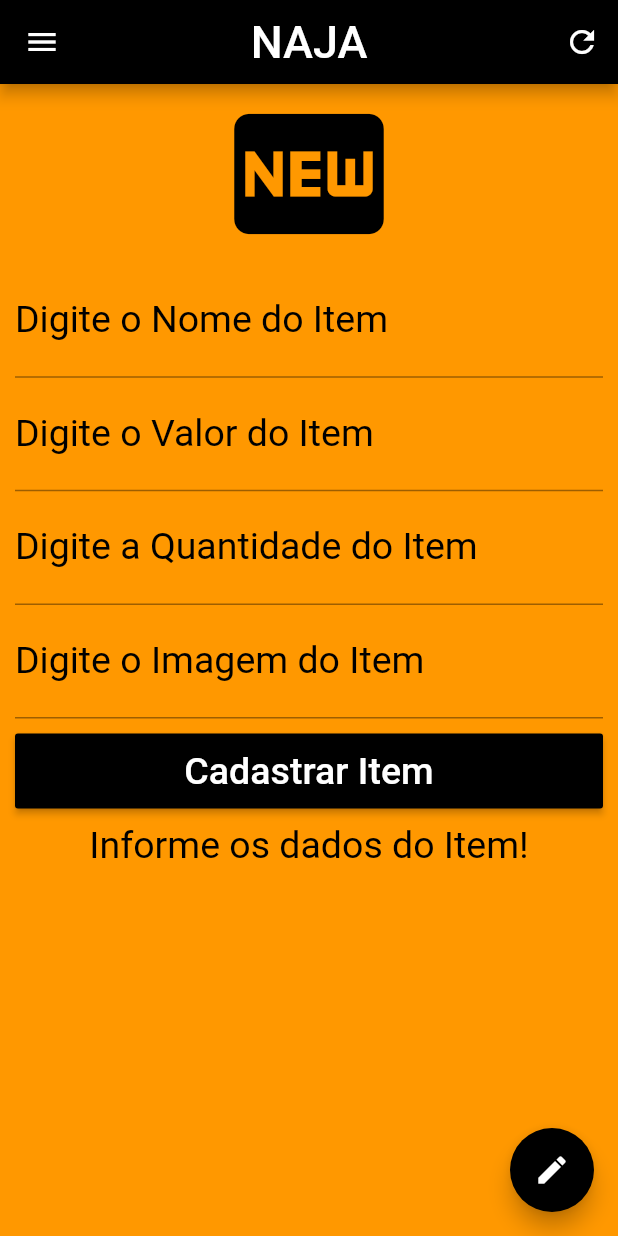
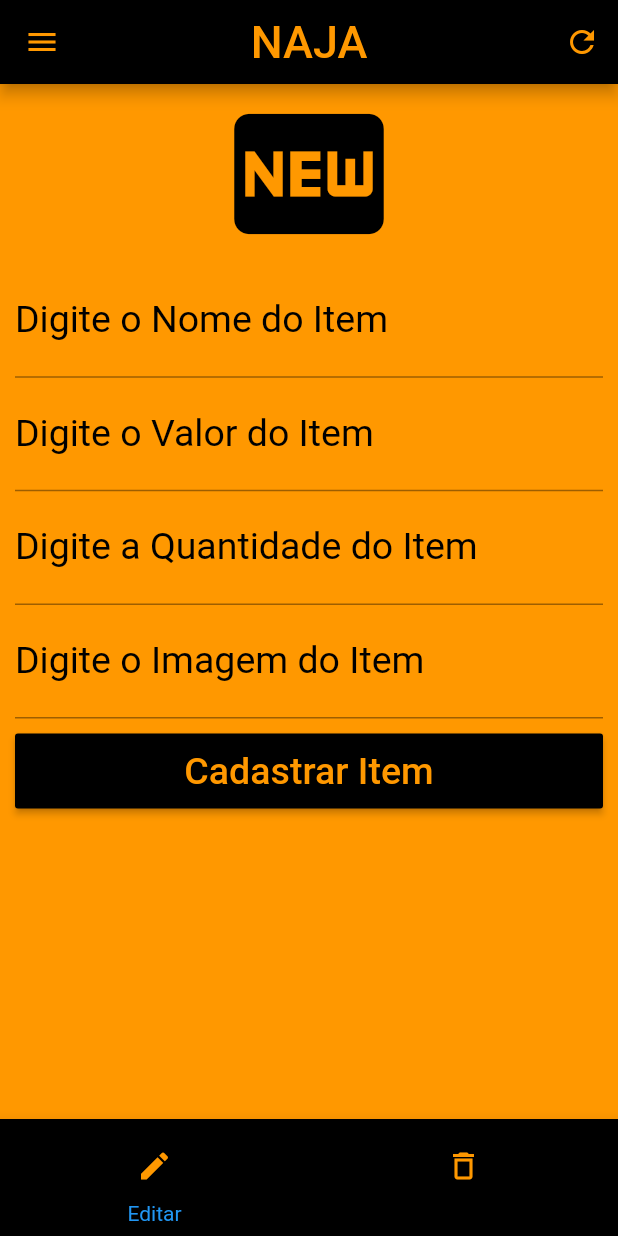
Before and after one commit to LuanC03/Naja-Flutter, a Flutter app: the Item screen opened directly, on a phone screen of 412 x 824 dp. Run offline on Flutter 3.47's test engine with Material 2 defaults, Android fonts, the phone set to English and light mode, and no system bars; Roboto replaces fonts that are missing (Arial Black).

Commit message:
novos botoes e link entre a pagina login para addItem

```diff
--- /dev/null
+++ b/lib/helpers/item_helper.dart
@@ -0,0 +1,3 @@
+import 'package:todo/models/item.dart';
+
+class ItemHelper {}
--- a/lib/main.dart
+++ b/lib/main.dart
@@ -2,7 +2,7 @@ import 'package:flutter/material.dart';
 
 void main() {
   runApp(MaterialApp(
-    home: Item(),
+    home: Login(),
     debugShowCheckedModeBanner: false,
   ));
 }
@@ -29,19 +29,31 @@ class _LoginState extends State<Login> {
     });
   }
 
-  void _entrar() {}
+  void _entrar(email, senha) {
+    Navigator.push(
+      context,
+      MaterialPageRoute(builder: (context) => AddItem()),
+    );
+  }
 
   @override
   Widget build(BuildContext context) {
     return Scaffold(
       appBar: AppBar(
         title: Text("NAJA",
-            style: TextStyle(fontSize: 30, fontFamily: "Arial Black")),
+            style: TextStyle(
+              fontSize: 30,
+              fontFamily: "Arial Black",
+              color: Colors.orange,
+            )),
         centerTitle: true,
         backgroundColor: Colors.black,
         actions: <Widget>[
           IconButton(
-            icon: Icon(Icons.refresh),
+            icon: Icon(
+              Icons.refresh,
+              color: Colors.orange,
+            ),
             onPressed: _resetFields,
           )
         ],
@@ -91,12 +103,12 @@ class _LoginState extends State<Login> {
                   child: RaisedButton(
                     onPressed: () {
                       if (_formKey.currentState.validate()) {
-                        _entrar();
+                        _entrar(emailController, passwordController);
                       }
                     },
                     child: Text(
                       "Entrar",
-                      style: TextStyle(color: Colors.white, fontSize: 25.0),
+                      style: TextStyle(color: Colors.orange, fontSize: 25.0),
                     ),
                     color: Colors.black,
                   ),
@@ -141,6 +153,163 @@ class _AddItemState extends State<AddItem> {
     });
   }
 
+  void _cadastrar(nome, valor, quantidade, imagem) {}
+
+  void _showMenu() {}
+
+  @override
+  Widget build(BuildContext context) {
+    return Scaffold(
+      appBar: AppBar(
+        leading: IconButton(
+          icon: Icon(
+            Icons.menu,
+            color: Colors.orange,
+          ),
+          onPressed: _showMenu,
+        ),
+        title: Text("NAJA",
+            style: TextStyle(
+              fontSize: 30,
+              fontFamily: "Arial Black",
+              color: Colors.orange,
+            )),
+        centerTitle: true,
+        backgroundColor: Colors.black,
+        actions: <Widget>[
+          IconButton(
+            icon: Icon(
+              Icons.refresh,
+              color: Colors.orange,
+            ),
+            onPressed: _resetFields,
+          )
+        ],
+      ),
+      backgroundColor: Colors.orange,
+      body: SingleChildScrollView(
+        padding: EdgeInsets.fromLTRB(10.0, 0.0, 10.0, 0.0),
+        child: Form(
+          key: _formKey,
+          child: Column(
+            crossAxisAlignment: CrossAxisAlignment.stretch,
+            children: <Widget>[
+              Icon(Icons.fiber_new, size: 120.0, color: Colors.black),
+              TextFormField(
+                keyboardType: TextInputType.text,
+                decoration: InputDecoration(
+                    labelText: "Digite o Nome do Item",
+                    labelStyle: TextStyle(color: Colors.black)),
+                textAlign: TextAlign.center,
+                style: TextStyle(color: Colors.black, fontSize: 25.0),
+                controller: nomeController,
+                validator: (nomeItem) {
+                  if (nomeItem.isEmpty) {
+                    return "Insira o Nome do Item!";
+                  }
+                },
+              ), //
+              TextFormField(
+                keyboardType: TextInputType.number,
+                decoration: InputDecoration(
+                    labelText: "Digite o Valor do Item",
+                    labelStyle: TextStyle(color: Colors.black)),
+                textAlign: TextAlign.center,
+                style: TextStyle(color: Colors.black, fontSize: 25.0),
+                controller: valorController,
+                validator: (valorItem) {
+                  if (valorItem.isEmpty) {
+                    return "Insira o Valor do Item!";
+                  } else if (double.parse(valorItem) <= 0) {
+                    return "Insira um Valor Valido!";
+                  }
+                },
+              ),
+              TextFormField(
+                keyboardType: TextInputType.number,
+                decoration: InputDecoration(
+                    labelText: "Digite a Quantidade do Item",
+                    labelStyle: TextStyle(color: Colors.black)),
+                textAlign: TextAlign.center,
+                style: TextStyle(color: Colors.black, fontSize: 25.0),
+                controller: quantidadeController,
+                validator: (quantidadeItem) {
+                  if (quantidadeItem.isEmpty) {
+                    return "Insira o Quantidade do Item!";
+                  } else if (double.parse(quantidadeItem) <= 0) {
+                    return "Insira uma Quantidade Valido!";
+                  }
+                },
+              ),
+              TextFormField(
+                keyboardType: TextInputType.text,
+                decoration: InputDecoration(
+                    labelText: "Digite o Imagem do Item",
+                    labelStyle: TextStyle(color: Colors.black)),
+                textAlign: TextAlign.center,
+                style: TextStyle(color: Colors.black, fontSize: 25.0),
+                controller: imageController,
+                validator: (imageItem) {
+                  if (imageItem.isEmpty) {
+                    return "Insira a Imagem do Item!";
+                  }
+                },
+              ),
+              Padding(
+                padding: EdgeInsets.only(top: 10.0, bottom: 10.0),
+                child: Container(
+                  height: 50.0,
+                  child: RaisedButton(
+                    onPressed: () {
+                      if (_formKey.currentState.validate()) {
+                        _cadastrar(nomeController, valorController,
+                            quantidadeController, imageController);
+                      }
+                    },
+                    child: Text(
+                      "Cadastrar Item",
+                      style: TextStyle(color: Colors.orange, fontSize: 25.0),
+                    ),
+                    color: Colors.black,
+                  ),
+                ),
+              ),
+              Text(
+                _infoText,
+                textAlign: TextAlign.center,
+                style: TextStyle(color: Colors.black, fontSize: 25.0),
+              )
+            ],
+          ),
+        ),
+      ),
+    );
+  }
+}
+
+class Item extends StatefulWidget {
+  @override
+  State<StatefulWidget> createState() => _ItemState();
+}
+
+class _ItemState extends State<Item> {
+  TextEditingController nomeController = TextEditingController();
+  TextEditingController valorController = TextEditingController();
+  TextEditingController imageController = TextEditingController();
+  TextEditingController quantidadeController = TextEditingController();
+
+  GlobalKey<FormState> _formKey = GlobalKey<FormState>();
+
+  void _resetFields() {
+    nomeController.text = "";
+    valorController.text = "";
+    imageController.text = "";
+    quantidadeController.text = "";
+    setState(() {
+      _formKey = GlobalKey<FormState>();
+    });
+  }
+
   void _cadastrar() {}
 
   void _showMenu() {}
@@ -150,16 +319,26 @@ class _AddItemState extends State<AddItem> {
     return Scaffold(
       appBar: AppBar(
         leading: IconButton(
-          icon: Icon(Icons.menu),
+          icon: Icon(
+            Icons.menu,
+            color: Colors.orange,
+          ),
           onPressed: _showMenu,
         ),
         title: Text("NAJA",
-            style: TextStyle(fontSize: 30, fontFamily: "Arial Black")),
+            style: TextStyle(
+              fontSize: 30,
+              fontFamily: "Arial Black",
+              color: Colors.orange,
+            )),
         centerTitle: true,
         backgroundColor: Colors.black,
         actions: <Widget>[
           IconButton(
-            icon: Icon(Icons.refresh),
+            icon: Icon(
+              Icons.refresh,
+              color: Colors.orange,
+            ),
             onPressed: _resetFields,
           )
         ],
@@ -245,176 +424,53 @@ class _AddItemState extends State<AddItem> {
                     },
                     child: Text(
                       "Cadastrar Item",
-                      style: TextStyle(color: Colors.white, fontSize: 25.0),
+                      style: TextStyle(color: Colors.orange, fontSize: 25.0),
                     ),
                     color: Colors.black,
                   ),
                 ),
               ),
-              Text(
-                _infoText,
-                textAlign: TextAlign.center,
-                style: TextStyle(color: Colors.black, fontSize: 25.0),
-              )
             ],
           ),
         ),
       ),
+      bottomNavigationBar: BottomNavigationBar(
+        items: <BottomNavigationBarItem>[
+          BottomNavigationBarItem(
+            icon: IconButton(
+              icon: Icon(
+                Icons.mode_edit,
+                color: Colors.orange,
+              ),
+              onPressed: () {},
+            ),
+            title: Text(
+              "Editar",
+              style: TextStyle(color: Colors.orange),
+            ),
+          ),
+          BottomNavigationBarItem(
+            icon: IconButton(
+              onPressed: () {},
+              icon: Icon(
+                Icons.delete_outline,
+                color: Colors.orange,
+              ),
+            ),
+            title: Text(
+              "Excluir",
+              style: TextStyle(color: Colors.orange),
+            ),
+          ),
+        ],
+        backgroundColor: Colors.black,
+      ),
+      // floatingActionButton: FloatingActionButton(
+      // onPressed: () => {},
+      //tooltip: 'Editar Item',
+      //child: const Icon(Icons.mode_edit),
+      //backgroundColor: Colors.black,
+      //),
     );
   }
 }
-
-class Item extends StatefulWidget {
-  @override
-  State<StatefulWidget> createState() => _ItemState();
-}
-
-class _ItemState extends State<Item> {
-  TextEditingController nomeController = TextEditingController();
-  TextEditingController valorController = TextEditingController();
-  TextEditingController imageController = TextEditingController();
-  TextEditingController quantidadeController = TextEditingController();
-
-  GlobalKey<FormState> _formKey = GlobalKey<FormState>();
-
-  String _infoText = "Informe os dados do Item!";
-
-  void _resetFields() {
-    nomeController.text = "";
-    valorController.text = "";
-    imageController.text = "";
-    quantidadeController.text = "";
-    setState(() {
-      _infoText = "Informe os dados do Item!";
-      _formKey = GlobalKey<FormState>();
-    });
-  }
-
-  void _cadastrar() {}
-
-  void _showMenu() {}
-
-  @override
-  Widget build(BuildContext context) {
-    return Scaffold(
-      appBar: AppBar(
-        leading: IconButton(
-          icon: Icon(Icons.menu),
-          onPressed: _showMenu,
-        ),
-        title: Text("NAJA",
-            style: TextStyle(fontSize: 30, fontFamily: "Arial Black")),
-        centerTitle: true,
-        backgroundColor: Colors.black,
-        actions: <Widget>[
-          IconButton(
-            icon: Icon(Icons.refresh),
-            onPressed: _resetFields,
-          )
-        ],
-      ),
-      backgroundColor: Colors.orange,
-      body: SingleChildScrollView(
-        padding: EdgeInsets.fromLTRB(10.0, 0.0, 10.0, 0.0),
-        child: Form(
-          key: _formKey,
-          child: Column(
-            crossAxisAlignment: CrossAxisAlignment.stretch,
-            children: <Widget>[
-              Icon(Icons.fiber_new, size: 120.0, color: Colors.black),
-              TextFormField(
-                keyboardType: TextInputType.text,
-                decoration: InputDecoration(
-                    labelText: "Digite o Nome do Item",
-                    labelStyle: TextStyle(color: Colors.black)),
-                textAlign: TextAlign.center,
-                style: TextStyle(color: Colors.black, fontSize: 25.0),
-                controller: nomeController,
-                validator: (nomeItem) {
-                  if (nomeItem.isEmpty) {
-                    return "Insira o Nome do Item!";
-                  }
-                },
-              ), //
-              TextFormField(
-                keyboardType: TextInputType.number,
-                decoration: InputDecoration(
-                    labelText: "Digite o Valor do Item",
-                    labelStyle: TextStyle(color: Colors.black)),
-                textAlign: TextAlign.center,
-                style: TextStyle(color: Colors.black, fontSize: 25.0),
-                controller: valorController,
-                validator: (valorItem) {
-                  if (valorItem.isEmpty) {
-                    return "Insira o Valor do Item!";
-                  } else if (double.parse(valorItem) <= 0) {
-                    return "Insira um Valor Valido!";
-                  }
-                },
-              ),
-              TextFormField(
-                keyboardType: TextInputType.number,
-                decoration: InputDecoration(
-                    labelText: "Digite a Quantidade do Item",
-                    labelStyle: TextStyle(color: Colors.black)),
-                textAlign: TextAlign.center,
-                style: TextStyle(color: Colors.black, fontSize: 25.0),
-                controller: quantidadeController,
-                validator: (quantidadeItem) {
-                  if (quantidadeItem.isEmpty) {
-                    return "Insira o Quantidade do Item!";
-                  } else if (double.parse(quantidadeItem) <= 0) {
-                    return "Insira uma Quantidade Valido!";
-                  }
-                },
-              ),
-              TextFormField(
-                keyboardType: TextInputType.text,
-                decoration: InputDecoration(
-                    labelText: "Digite o Imagem do Item",
-                    labelStyle: TextStyle(color: Colors.black)),
-                textAlign: TextAlign.center,
-                style: TextStyle(color: Colors.black, fontSize: 25.0),
-                controller: imageController,
-                validator: (imageItem) {
-                  if (imageItem.isEmpty) {
-                    return "Insira a Imagem do Item!";
-                  }
-                },
-              ),
-              Padding(
-                padding: EdgeInsets.only(top: 10.0, bottom: 10.0),
-                child: Container(
-                  height: 50.0,
-                  child: RaisedButton(
-                    onPressed: () {
-                      if (_formKey.currentState.validate()) {
-                        _cadastrar();
-                      }
-                    },
-                    child: Text(
-                      "Cadastrar Item",
-                      style: TextStyle(color: Colors.white, fontSize: 25.0),
-                    ),
-                    color: Colors.black,
-                  ),
-                ),
-              ),
-              Text(
-                _infoText,
-                textAlign: TextAlign.center,
-                style: TextStyle(color: Colors.black, fontSize: 25.0),
-              )
-            ],
-          ),
-        ),
-      ),
-      floatingActionButton: FloatingActionButton(
-        onPressed: () => {},
-        tooltip: 'Editar Item',
-        child: const Icon(Icons.mode_edit),
-        backgroundColor: Colors.black,
-      ),
-    );
-  }
-}
--- a/pubspec.yaml
+++ b/pubspec.yaml
@@ -19,6 +19,9 @@ environment:
 dependencies:
   flutter:
     sdk: flutter
+  sqflite: ^1.1.5
+  url_launcher: ^5.0.2
+  image_picker: ^0.6.0+3
 
   # The following adds the Cupertino Icons font to your application.
   # Use with the CupertinoIcons class for iOS style icons.
```
Also changed, not shown: pubspec.lock, 1 other file.
